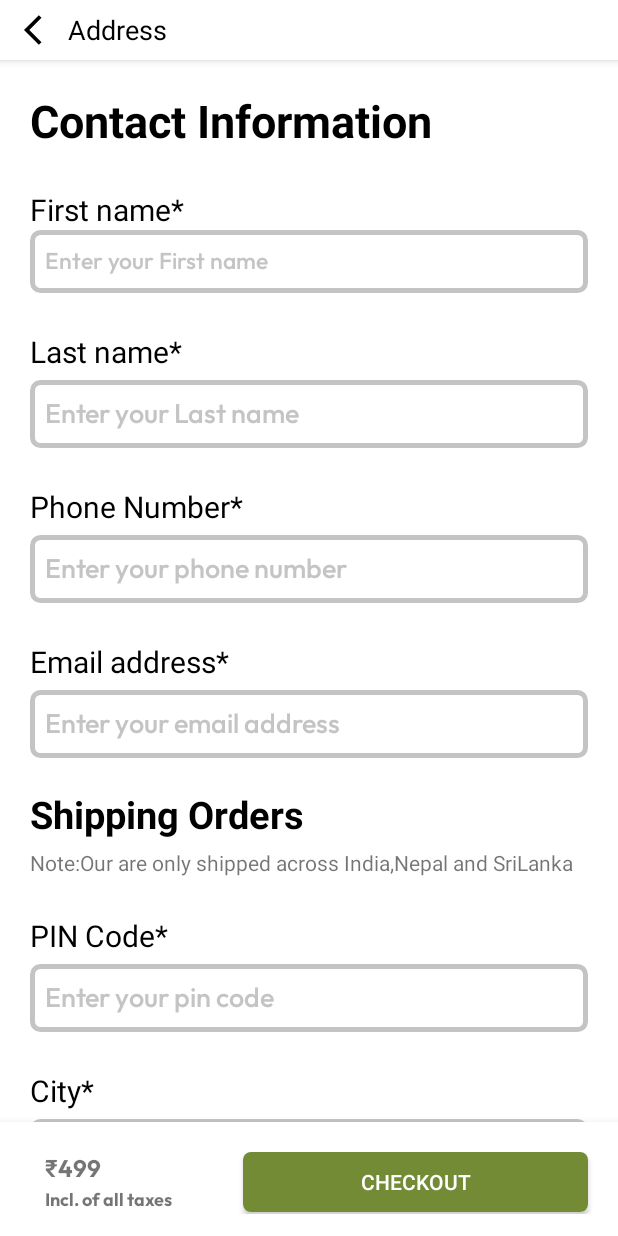
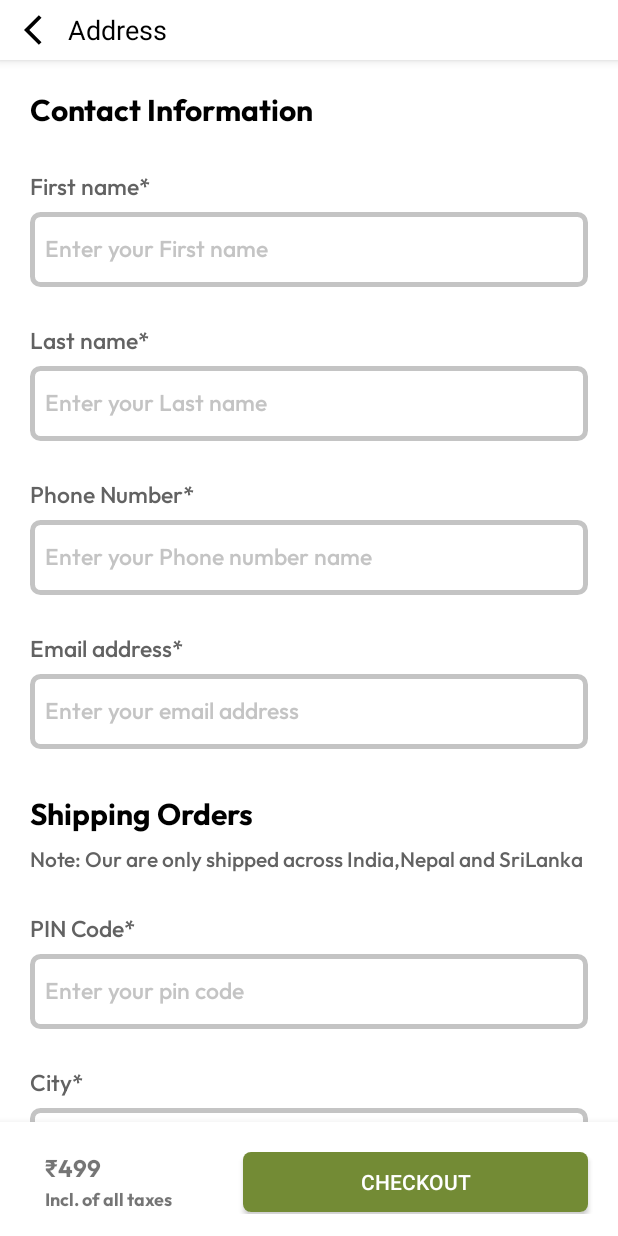
Before and after one commit to DhruvTrivedi307/Plantify, an Android app: the layout activity_checkout.xml on its own in the app's theme, with its tools: preview values and no code run, on a phone screen of 412 x 824 dp. Run offline under Robolectric (Android 15) with nearby library versions, the phone set to English and light mode, and no system bars.

Commit message:
Updated 1 apr 09:32 am

```diff
--- a/app/src/main/res/layout/activity_cart.xml
+++ b/app/src/main/res/layout/activity_cart.xml
@@ -99,12 +99,13 @@
                         <TextView
                             android:layout_width="wrap_content"
                             android:layout_height="wrap_content"
-                            android:text="Selected Plant Size :-"
+                            android:text="Selected Plant Size :"
                             android:textSize="16dp"
                             android:fontFamily="@font/outfit_medium"
                             android:textColor="@color/theme_text"
                             android:layout_marginBottom="5dp"/>
                         <TextView
+                            android:id="@+id/item_size"
                             android:layout_width="wrap_content"
                             android:layout_height="wrap_content"
                             android:text="Small"
--- a/app/src/main/res/layout/activity_checkout.xml
+++ b/app/src/main/res/layout/activity_checkout.xml
@@ -54,198 +54,216 @@
                 android:layout_width="wrap_content"
                 android:layout_height="wrap_content"
                 android:text="Contact Information"
-                android:textColor="@color/black"
-                android:textSize="30dp"
-                android:textStyle="bold" />
+                android:textStyle="bold"
+                android:textSize="20dp"
+                android:fontFamily="@font/outfit_bold"
+                android:textColor="@color/black" />
+
+            <TextView
+                android:layout_marginTop="25dp"
+                android:layout_width="wrap_content"
+                android:layout_height="wrap_content"
+                android:text="First name*"
+                android:textColor="@color/theme_text"
+                android:textSize="15dp"
+                android:fontFamily="@font/outfit_medium"
+                android:layout_marginBottom="5dp"/>
+
+            <EditText
+                android:id="@+id/fname"
+                android:layout_width="match_parent"
+                android:layout_height="50dp"
+                android:hint="Enter your First name"
+                android:padding="10dp"
+                android:textSize="15dp"
+                android:textColorHint="@color/edit_text_stroke"
+                android:background="@drawable/edit_text_stroke"
+                android:fontFamily="@font/outfit_medium"/>
+
+            <TextView
+                android:layout_marginTop="25dp"
+                android:layout_width="wrap_content"
+                android:layout_height="wrap_content"
+                android:text="Last name*"
+                android:textColor="@color/theme_text"
+                android:textSize="15dp"
+                android:fontFamily="@font/outfit_medium"
+                android:layout_marginBottom="5dp"/>
+
+            <EditText
+                android:id="@+id/lname"
+                android:layout_width="match_parent"
+                android:layout_height="50dp"
+                android:hint="Enter your Last name"
+                android:padding="10dp"
+                android:textSize="15dp"
+                android:textColorHint="@color/edit_text_stroke"
+                android:background="@drawable/edit_text_stroke"
+                android:fontFamily="@font/outfit_medium"/>
+
+            <TextView
+                android:layout_marginTop="25dp"
+                android:layout_width="wrap_content"
+                android:layout_height="wrap_content"
+                android:text="Phone Number*"
+                android:textColor="@color/theme_text"
+                android:textSize="15dp"
+                android:fontFamily="@font/outfit_medium"
+                android:layout_marginBottom="5dp"/>
+
+            <EditText
+                android:id="@+id/mono"
+                android:layout_width="match_parent"
+                android:layout_height="50dp"
+                android:hint="Enter your Phone number name"
+                android:padding="10dp"
+                android:textSize="15dp"
+                android:textColorHint="@color/edit_text_stroke"
+                android:background="@drawable/edit_text_stroke"
+                android:fontFamily="@font/outfit_medium"/>
+
+            <TextView
+                android:layout_marginTop="25dp"
+                android:layout_width="wrap_content"
+                android:layout_height="wrap_content"
+                android:text="Email address*"
+                android:textColor="@color/theme_text"
+                android:textSize="15dp"
+                android:fontFamily="@font/outfit_medium"
+                android:layout_marginBottom="5dp"/>
+
+            <EditText
+                android:id="@+id/email"
+                android:layout_width="match_parent"
+                android:layout_height="50dp"
+                android:hint="Enter your email address"
+                android:padding="10dp"
+                android:textSize="15dp"
+                android:textColorHint="@color/edit_text_stroke"
+                android:background="@drawable/edit_text_stroke"
+                android:fontFamily="@font/outfit_medium"/>
 
             <TextView
                 android:layout_width="wrap_content"
                 android:layout_height="wrap_content"
-                android:layout_marginTop="25dp"
-                android:text="First name*"
-                android:textColor="@color/black"
+                android:layout_marginTop="30dp"
+                android:fontFamily="@font/outfit_bold"
+                android:text="Shipping Orders"
                 android:textSize="20dp"
-
-                />
-
-            <EditText
-                android:id="@+id/fname"
-                android:layout_width="match_parent"
+                android:textStyle="bold"
+                android:textColor="@color/black" />
+            <TextView
+                android:layout_width="wrap_content"
+                android:fontFamily="@font/outfit_medium"
+                android:textColor="@color/theme_text"
                 android:layout_height="wrap_content"
-                android:background="@drawable/edit_text_stroke"
-                android:fontFamily="@font/outfit_medium"
-                android:hint="Enter your First name"
-                android:padding="10dp"
-                android:textColorHint="@color/edit_text_stroke"
-                android:textSize="15dp" />
+                android:text="Note: Our are only shipped across India,Nepal and SriLanka"
+                android:layout_marginTop="5dp"/>
 
             <TextView
+                android:layout_marginTop="25dp"
                 android:layout_width="wrap_content"
                 android:layout_height="wrap_content"
-                android:layout_marginTop="25dp"
-                android:text="Last name*"
-                android:textColor="@color/black"
-                android:textSize="20dp" />
-
-            <EditText
-                android:id="@+id/lname"
-                android:layout_width="match_parent"
-                android:layout_height="wrap_content"
-                android:layout_marginTop="5dp"
-                android:background="@drawable/edit_text_stroke"
+                android:text="PIN Code*"
+                android:textColor="@color/theme_text"
                 android:fontFamily="@font/outfit_medium"
-                android:hint="Enter your Last name"
-                android:padding="10dp"
-                android:textColorHint="@color/edit_text_stroke" />
-
-            <TextView
-                android:layout_width="wrap_content"
-                android:layout_height="wrap_content"
-                android:layout_marginTop="25dp"
-                android:text="Phone Number*"
-                android:textColor="@color/black"
-                android:textSize="20dp" />
-
-            <EditText
-                android:id="@+id/mono"
-                android:layout_width="match_parent"
-                android:layout_height="wrap_content"
-                android:layout_marginTop="5dp"
-                android:background="@drawable/edit_text_stroke"
-                android:fontFamily="@font/outfit_medium"
-                android:hint="Enter your phone number"
-                android:padding="10dp"
-                android:textColorHint="@color/edit_text_stroke" />
-
-            <TextView
-                android:layout_width="wrap_content"
-                android:layout_height="wrap_content"
-                android:layout_marginTop="25dp"
-                android:text="Email address*"
-                android:textColor="@color/black"
-                android:textSize="20dp" />
-
-            <EditText
-                android:id="@+id/email"
-                android:layout_width="match_parent"
-                android:layout_height="wrap_content"
-                android:layout_marginTop="5dp"
-                android:background="@drawable/edit_text_stroke"
-                android:fontFamily="@font/outfit_medium"
-                android:hint="Enter your email address"
-                android:padding="10dp"
-                android:textColorHint="@color/edit_text_stroke" />
-
-            <TextView
-                android:layout_width="wrap_content"
-                android:layout_height="wrap_content"
-                android:layout_marginTop="20dp"
-                android:text="Shipping Orders"
-                android:textColor="@color/black"
-                android:textSize="25dp"
-                android:textStyle="bold" />
-
-            <TextView
-                android:layout_width="wrap_content"
-                android:layout_height="wrap_content"
-                android:layout_marginTop="5dp"
-                android:text="Note:Our are only shipped across India,Nepal and SriLanka" />
-
-            <TextView
-                android:layout_width="wrap_content"
-                android:layout_height="wrap_content"
-                android:layout_marginTop="25dp"
-                android:text="PIN Code*"
-                android:textColor="@color/black"
-                android:textSize="20dp" />
+                android:textSize="15dp" />
 
             <EditText
                 android:id="@+id/pin_code"
                 android:layout_width="match_parent"
-                android:layout_height="wrap_content"
+                android:layout_height="50dp"
                 android:layout_marginTop="5dp"
+                android:hint="Enter your pin code"
+                android:textSize="15dp"
+                android:textColorHint="@color/edit_text_stroke"
                 android:background="@drawable/edit_text_stroke"
                 android:fontFamily="@font/outfit_medium"
-                android:hint="Enter your pin code"
-                android:padding="10dp"
-                android:textColorHint="@color/edit_text_stroke" />
+                android:padding="10dp" />
 
             <TextView
+                android:layout_marginTop="25dp"
                 android:layout_width="wrap_content"
                 android:layout_height="wrap_content"
-                android:layout_marginTop="25dp"
                 android:text="City*"
-                android:textColor="@color/black"
-                android:textSize="20dp" />
+                android:textColor="@color/theme_text"
+                android:fontFamily="@font/outfit_medium"
+                android:textSize="15dp" />
 
             <EditText
                 android:id="@+id/city"
                 android:layout_width="match_parent"
-                android:layout_height="wrap_content"
+                android:layout_height="50dp"
                 android:layout_marginTop="5dp"
+                android:hint="Enter your City"
+                android:textSize="15dp"
+                android:textColorHint="@color/edit_text_stroke"
                 android:background="@drawable/edit_text_stroke"
                 android:fontFamily="@font/outfit_medium"
-                android:hint="Enter your city"
-                android:padding="10dp"
-                android:textColorHint="@color/edit_text_stroke" />
+                android:padding="10dp" />
 
             <TextView
+                android:layout_marginTop="25dp"
                 android:layout_width="wrap_content"
                 android:layout_height="wrap_content"
-                android:layout_marginTop="25dp"
                 android:text="State*"
-                android:textColor="@color/black"
-                android:textSize="20dp" />
+                android:textColor="@color/theme_text"
+                android:fontFamily="@font/outfit_medium"
+                android:textSize="15dp" />
 
             <EditText
                 android:id="@+id/state"
                 android:layout_width="match_parent"
-                android:layout_height="wrap_content"
+                android:layout_height="50dp"
                 android:layout_marginTop="5dp"
+                android:textSize="15dp"
+                android:hint="Enter your State"
+                android:textColorHint="@color/edit_text_stroke"
                 android:background="@drawable/edit_text_stroke"
                 android:fontFamily="@font/outfit_medium"
-                android:hint="Enter your State"
-                android:padding="10dp"
-                android:textColorHint="@color/edit_text_stroke" />
+                android:padding="10dp" />
 
             <TextView
+                android:layout_marginTop="25dp"
                 android:layout_width="wrap_content"
                 android:layout_height="wrap_content"
-                android:layout_marginTop="25dp"
                 android:text="Address line 1*"
-                android:textColor="@color/black"
-                android:textSize="20dp" />
+                android:textColor="@color/theme_text"
+                android:fontFamily="@font/outfit_medium"
+                android:textSize="15dp" />
 
             <EditText
                 android:id="@+id/add1"
                 android:layout_width="match_parent"
-                android:layout_height="wrap_content"
+                android:layout_height="50dp"
                 android:layout_marginTop="5dp"
+                android:textSize="15dp"
+                android:hint="Enter your Address line 1"
+                android:textColorHint="@color/edit_text_stroke"
                 android:background="@drawable/edit_text_stroke"
                 android:fontFamily="@font/outfit_medium"
-                android:hint="Enter address line 1"
-                android:padding="10dp"
-                android:textColorHint="@color/edit_text_stroke" />
+                android:padding="10dp" />
 
             <TextView
+                android:layout_marginTop="25dp"
                 android:layout_width="wrap_content"
                 android:layout_height="wrap_content"
-                android:layout_marginTop="25dp"
                 android:text="Address line 2*"
-                android:textColor="@color/black"
-                android:textSize="20dp" />
+                android:textColor="@color/theme_text"
+                android:fontFamily="@font/outfit_medium"
+                android:textSize="15dp" />
 
             <EditText
                 android:id="@+id/add2"
                 android:layout_width="match_parent"
-                android:layout_height="wrap_content"
+                android:layout_height="50dp"
                 android:layout_marginTop="5dp"
+                android:textSize="15dp"
+                android:hint="Enter your Address line 2"
+                android:textColorHint="@color/edit_text_stroke"
                 android:background="@drawable/edit_text_stroke"
                 android:fontFamily="@font/outfit_medium"
-                android:hint="Enter address line 2"
-                android:padding="10dp"
-                android:textColorHint="@color/edit_text_stroke" />
-
+                android:padding="10dp" />
 
             <TextView
                 android:layout_width="wrap_content"
@@ -312,7 +330,7 @@
                     <LinearLayout
                         android:layout_width="wrap_content"
                         android:layout_height="wrap_content"
-                        android:orientation="horizontal">
+                        android:orientation="vertical">
 
                         <TextView
                             android:layout_width="wrap_content"
```
Also changed, not shown: app/build.gradle.kts (+11 -1 lines), app/src/main/AndroidManifest.xml (+47 -23 lines), app/src/main/java/com/example/plantify/cart.java (+29 -2 lines), app/src/main/java/com/example/plantify/create_account.java (+8 -13 lines), app/src/main/java/com/example/plantify/home.java (+16 -5 lines), app/src/main/res/layout/activity_create_account.xml (+6 -5 lines), build.gradle.kts (+7 -0 lines), gradle/libs.versions.toml (+12 -0 lines).
